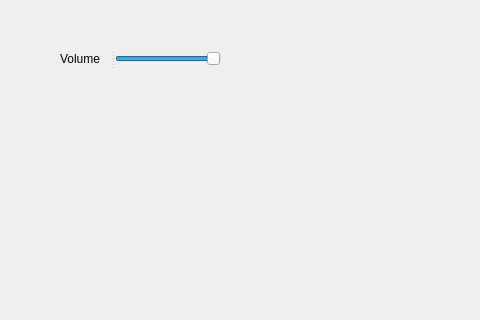
Old version of the form options.ui in the repository zheguabaoshuma/qtrg; both pictures show x 0 to 480 and y 0 to 320 of the 1360 by 640 pixel window.
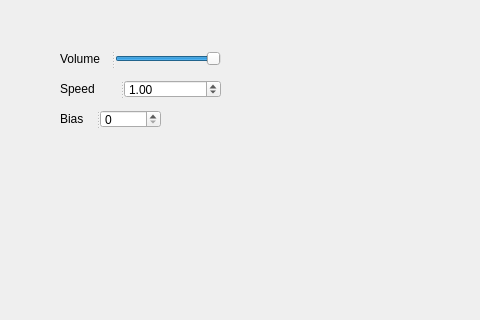
New version of the form.

Patch:
```diff
--- a/options.ui
+++ b/options.ui
@@ -42,6 +42,51 @@
     </property>
    </widget>
   </widget>
+  <widget class="QSplitter" name="splitter_2">
+   <property name="geometry">
+    <rect>
+     <x>60</x>
+     <y>80</y>
+     <width>161</width>
+     <height>18</height>
+    </rect>
+   </property>
+   <property name="orientation">
+    <enum>Qt::Horizontal</enum>
+   </property>
+   <widget class="QLabel" name="label_2">
+    <property name="text">
+     <string>Speed</string>
+    </property>
+   </widget>
+   <widget class="QDoubleSpinBox" name="speedbox">
+    <property name="singleStep">
+     <double>0.100000000000000</double>
+    </property>
+    <property name="value">
+     <double>1.000000000000000</double>
+    </property>
+   </widget>
+  </widget>
+  <widget class="QSplitter" name="splitter_3">
+   <property name="geometry">
+    <rect>
+     <x>60</x>
+     <y>110</y>
+     <width>101</width>
+     <height>18</height>
+    </rect>
+   </property>
+   <property name="orientation">
+    <enum>Qt::Horizontal</enum>
+   </property>
+   <widget class="QLabel" name="label_3">
+    <property name="text">
+     <string>Bias</string>
+    </property>
+   </widget>
+   <widget class="QSpinBox" name="biasbox"/>
+  </widget>
  </widget>
  <resources/>
  <connections/>
```
